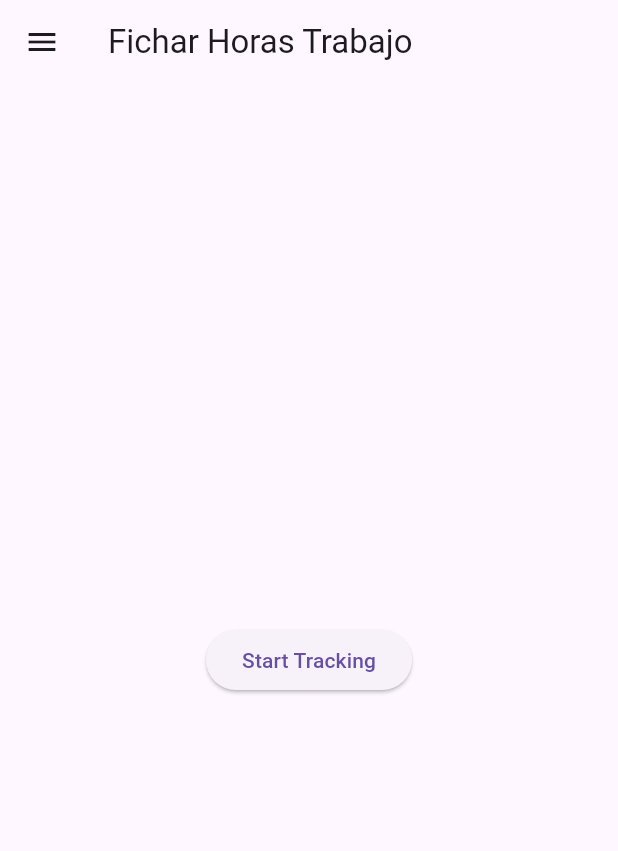
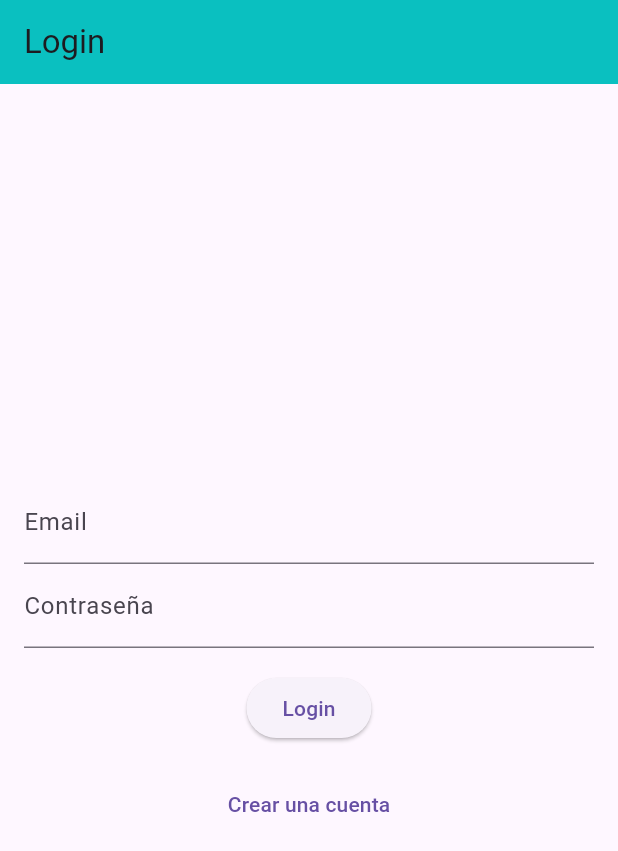
Before and after one commit to eloypp/fichar_horas_trabajo, a Flutter app: the screen it shows after launch, on a phone screen of 412 x 824 dp. Shown: the top 851 px of the screen. Run offline on Flutter 3.47's test engine with Material 3 defaults, Android fonts, the phone set to English and light mode, and no system bars; our stand-ins replace firebase_auth, firebase_core; accounts and stored records are empty.

Commit message:
Implementación Login y Perfil
Añadido un Login mediante firebase auth y un perfil para cerrar sesión y cambiar nombre de usuario

```diff
--- a/lib/main.dart
+++ b/lib/main.dart
@@ -4,7 +4,7 @@ import 'firebase_options.dart';
 
 import 'package:provider/provider.dart';
 import '../providers/timeTracker.dart';
-import '../vistas/home.dart';
+import '../providers/authWrapper.dart';
 
 void main() async{
   WidgetsFlutterBinding.ensureInitialized();
@@ -30,8 +30,12 @@ class MainApp extends StatelessWidget {
       title: 'Fichar Horas Trabajo',
       theme: ThemeData(
         primarySwatch: Colors.blue,
+        appBarTheme: const AppBarTheme(
+          color: Color.fromARGB(255, 10, 192, 192),
+        ),
+        visualDensity: VisualDensity.adaptivePlatformDensity,
       ),
-      home: const HomePage(),
+      home: const AuthWrapper(),
     );
   }
 }
--- /dev/null
+++ b/lib/providers/authWrapper.dart
@@ -0,0 +1,25 @@
+import 'package:flutter/material.dart';
+import 'package:firebase_auth/firebase_auth.dart';
+
+import '../screens/home.dart';
+import '../screens/login.dart';
+
+class AuthWrapper extends StatelessWidget {
+  const AuthWrapper({super.key});
+
+  @override
+  Widget build(BuildContext context) {
+    return StreamBuilder<User?>(
+      stream: FirebaseAuth.instance.authStateChanges(),
+      builder: (context, snapshot) {
+        if (snapshot.connectionState == ConnectionState.waiting) {
+          return const CircularProgressIndicator();
+        }
+        if (snapshot.hasData) {
+          return const HomePage();
+        }
+        return const LoginPage();
+      },
+    );
+  }
+}
--- a/lib/vistas/history.dart
+++ b/lib/screens/history.dart
@@ -1,5 +1,6 @@
 import 'package:flutter/material.dart';
 import 'package:provider/provider.dart';
+
 import '../providers/timeTracker.dart';
 
 class HistoryPage extends StatelessWidget {
--- /dev/null
+++ b/lib/screens/login.dart
@@ -0,0 +1,83 @@
+import 'package:flutter/material.dart';
+import 'package:firebase_auth/firebase_auth.dart';
+
+import 'home.dart';
+import 'register.dart';
+
+class LoginPage extends StatefulWidget {
+  const LoginPage({super.key});
+
+  @override
+  _LoginPageState createState() => _LoginPageState();
+}
+
+class _LoginPageState extends State<LoginPage> {
+  final _emailController = TextEditingController();
+  final _passwordController = TextEditingController();
+  String? _errorMessage;
+
+  Future<void> _login() async {
+    try {
+      final auth = FirebaseAuth.instance;
+      await auth.signInWithEmailAndPassword(
+        email: _emailController.text,
+        password: _passwordController.text,
+      );
+      Navigator.of(context).pushReplacement(
+        MaterialPageRoute(builder: (context) => const HomePage()),
+      );
+    } catch (e) {
+      setState(() {
+        _errorMessage = e.toString();
+      });
+    }
+  }
+
+  @override
+  Widget build(BuildContext context) {
+    return Scaffold(
+      appBar: AppBar(
+        title: const Text('Login'),
+      ),
+      body: Padding(
+        padding: const EdgeInsets.all(16.0),
+        child: Column(
+          mainAxisAlignment: MainAxisAlignment.center,
+          children: [
+            TextField(
+              controller: _emailController,
+              decoration: const InputDecoration(labelText: 'Email'),
+            ),
+            TextField(
+              controller: _passwordController,
+              decoration: const InputDecoration(labelText: 'Contraseña'),
+              obscureText: true,
+            ),
+            const SizedBox(height: 16.0),
+            ElevatedButton(
+              onPressed: _login,
+              child: const Text('Login'),
+            ),
+            const SizedBox(height: 16.0),
+            TextButton(
+              onPressed: () {
+                Navigator.of(context).push(
+                  MaterialPageRoute(builder: (context) => const RegisterPage()),
+                );
+              },
+              child: const Text('Crear una cuenta'),
+            ),
+            if (_errorMessage != null)
+              Padding(
+                padding: const EdgeInsets.all(8.0),
+                child: Text(
+                  _errorMessage!,
+                  style: const TextStyle(color: Colors.red),
+                ),
+              ),
+          ],
+        ),
+      ),
+    );
+  }
+}
--- a/lib/vistas/home.dart
+++ /dev/null
@@ -1,92 +0,0 @@
-import 'package:flutter/material.dart';
-import 'package:provider/provider.dart';
-import '../providers/timeTracker.dart';
-import 'history.dart';
-
-class HomePage extends StatelessWidget {
-  const HomePage({super.key});
-
-  @override
-  Widget build(BuildContext context) {
-    final timeTracker = Provider.of<TimeTracker>(context);
-
-    return Scaffold(
-      appBar: AppBar(
-        title: const Text('Fichar Horas Trabajo'),
-        leading: Builder(
-          builder: (BuildContext context) {
-            return IconButton(
-              icon: const Icon(Icons.menu),
-              onPressed: () {
-                Scaffold.of(context).openDrawer();
-              },
-            );
-          },
-        ),
-      ),
-      drawer: Drawer(
-        child: ListView(
-          padding: EdgeInsets.zero,
-          children: <Widget>[
-            const DrawerHeader(
-              decoration: BoxDecoration(
-                color: Colors.blue,
-              ),
-              child: Text(
-                'Menú',
-                style: TextStyle(
-                  color: Colors.white,
-                  fontSize: 24,
-                ),
-              ),
-            ),
-            ListTile(
-              leading: const Icon(Icons.history),
-              title: const Text('Historial de horas fichadas'),
-              onTap: () {
-                Navigator.push(
-                  context,
-                  MaterialPageRoute(builder: (context) => const HistoryPage()),
-                );
-              },
-            ),
-          ],
-        ),
-      ),
-      body: Center(
-        child: Column(
-          mainAxisAlignment: MainAxisAlignment.center,
-          children: <Widget>[
-            if (timeTracker.startTime == null)
-              ElevatedButton(
-                onPressed: () {
-                  timeTracker.startTracking();
-                },
-                child: const Text('Start Tracking'),
-              )
-            else if (timeTracker.endTime == null) ...[
-              Text('Duration: ${timeTracker.formattedDuration}'),
-              ElevatedButton(
-                onPressed: () {
-                  timeTracker.stopTracking();
-                },
-                child: const Text('Stop Tracking'),
-              ),
-            ]
-            else ...[
-              Text('Start Time: ${timeTracker.startTime}'),
-              Text('End Time: ${timeTracker.endTime}'),
-              Text('Total Duration: ${timeTracker.formattedDuration}'),
-              ElevatedButton(
-                onPressed: () {
-                  timeTracker.resetTracking();
-                },
-                child: const Text('Reset'),
-              ),
-            ],
-          ],
-        ),
-      ),
-    );
-  }
-}
```
Also changed, not shown: lib/screens/home.dart (added, +121 -0 lines), lib/screens/profile.dart (added, +136 -0 lines), lib/screens/register.dart (added, +82 -0 lines).
